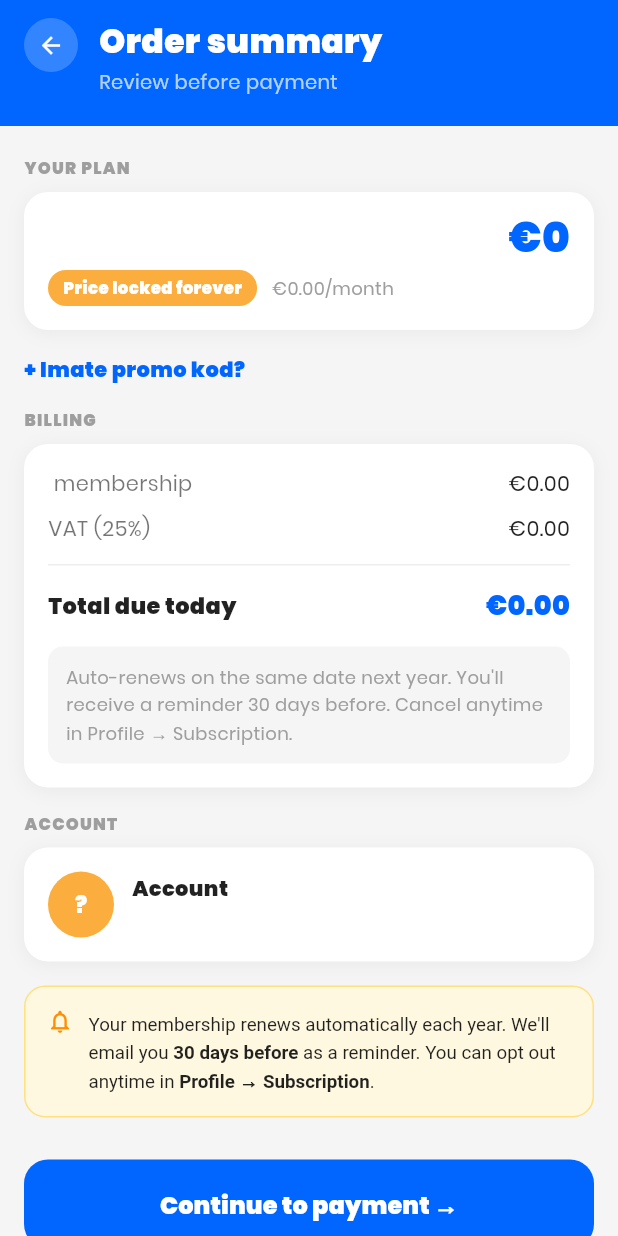
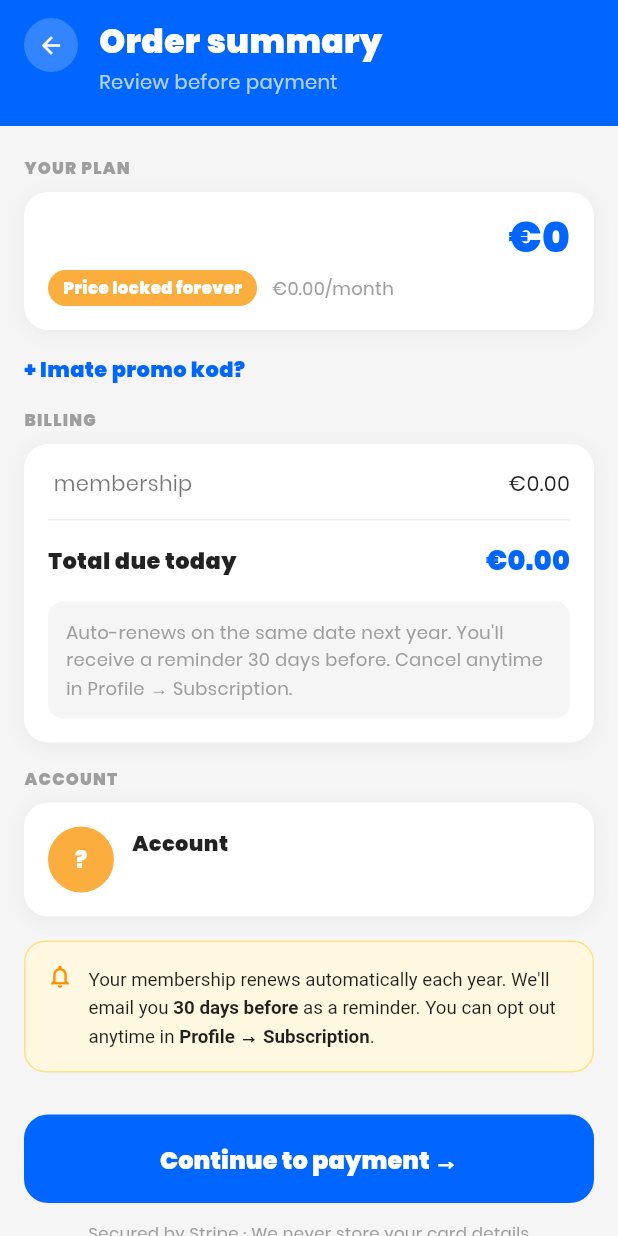
Before and after one commit to WAQASUMAR33/flutter_uzivaj, a Flutter app: the OrderSummaryScreen screen opened directly with empty values, on a phone screen of 412 x 824 dp. Run offline on Flutter 3.47's test engine with Material 3 defaults, Android fonts, the phone set to English and light mode, and no system bars; our stand-ins replace cached_network_image, country_picker, firebase_auth, firebase_core, flutter_widget_from_html_core, font_awesome_flutter and 5 more; missing offline and left inert: flutter_stripe; accounts and stored records are empty.

Commit message:
fix: remove VAT 25% from order summary and update branding to Uživaj

```diff
--- a/lib/screens/order_summary_screen.dart
+++ b/lib/screens/order_summary_screen.dart
@@ -70,9 +70,7 @@ class _OrderSummaryScreenState extends State<OrderSummaryScreen> {
           ? (_promoData!['discountAmount'] as num).toDouble()
           : 0.0;
 
-  double get _vat => _effectiveBase * 0.25;
-
-  double get _total => _effectiveBase + _vat;
+  double get _total => _effectiveBase;
 
   Future<void> _applyPromoCode() async {
     final code = _promoController.text.trim();
@@ -548,12 +546,6 @@ class _OrderSummaryScreenState extends State<OrderSummaryScreen> {
                             ],
                           ),
                         ],
-
-                        const SizedBox(height: 10),
-                        _BillingRow(
-                          label: 'VAT (25%)',
-                          amount: '€${_fmtDec(_vat)}',
-                        ),
                         Padding(
                           padding: const EdgeInsets.symmetric(vertical: 14),
                           child: Divider(color: Colors.grey.shade200, height: 1),
@@ -575,7 +567,7 @@ class _OrderSummaryScreenState extends State<OrderSummaryScreen> {
                                 // Show strikethrough original if discounted
                                 if (_promoData != null)
                                   Text(
-                                    '€${_fmtDec(_basePrice * 1.25)}',
+                                    '€${_fmtDec(_basePrice)}',
                                     style: const TextStyle(
                                       fontSize: 13,
                                       color: Colors.grey,
--- a/lib/screens/payment_success_screen.dart
+++ b/lib/screens/payment_success_screen.dart
@@ -154,7 +154,7 @@ class _PaymentSuccessScreenState extends State<PaymentSuccessScreen>
                               _SummaryRow(
                                 label: 'Paid today',
                                 value:
-                                    '€${totalPaid.toStringAsFixed(2)} incl. VAT',
+                                    '€${totalPaid.toStringAsFixed(2)}',
                               ),
                               _SummaryRow(
                                 label: 'Renews',
--- a/pubspec.yaml
+++ b/pubspec.yaml
@@ -1,5 +1,5 @@
 name: uzvaj_app
-description: "Uvizaj Application."
+description: "Uživaj Application."
 # The following line prevents the package from being accidentally published to
 # pub.dev using `flutter pub publish`. This is preferred for private packages.
 publish_to: 'none' # Remove this line if you wish to publish to pub.dev
```
Also changed, not shown: 2 other files.
